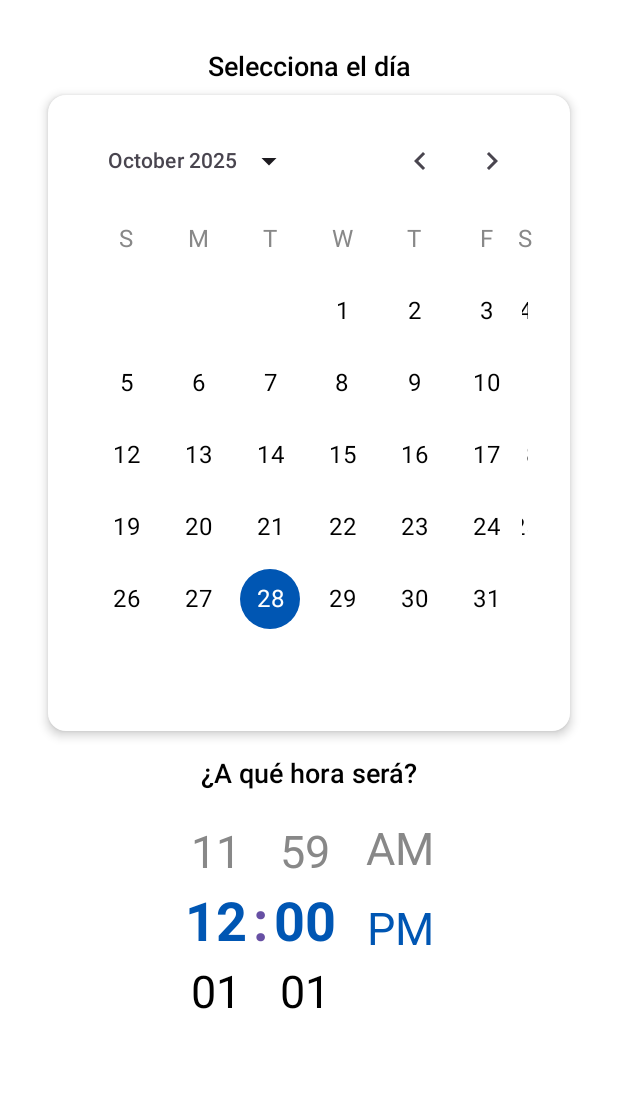
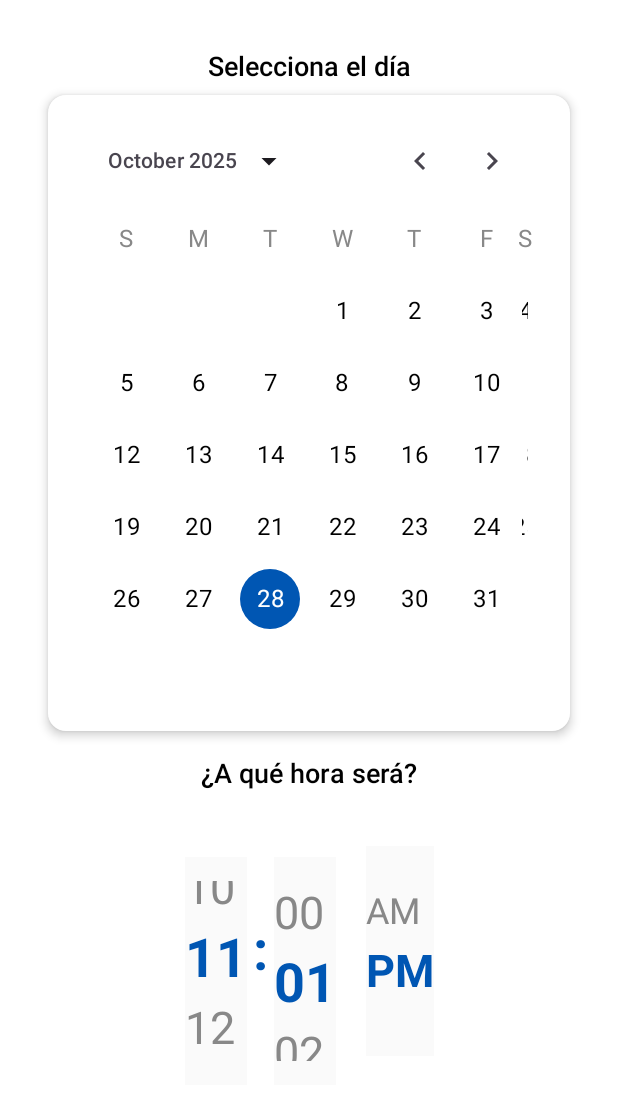
Before and after one commit to Jonat996/crew-up, an Android app built with Jetpack Compose: the @Preview function PreviewDatePlanSection, on a phone screen of 412 x 824 dp. Shown: the top 1100 px of the screen. Run offline under Robolectric (Android 15) with nearby library versions, the phone set to English and light mode, and no system bars.

```diff
--- a/app/src/main/java/com/crewup/myapplication/ui/components/plans/TimePlan.kt
+++ b/app/src/main/java/com/crewup/myapplication/ui/components/plans/TimePlan.kt
@@ -1,8 +1,10 @@
 package com.crewup.myapplication.ui.components.plans
 
 import androidx.compose.foundation.background
-import androidx.compose.foundation.clickable
 import androidx.compose.foundation.layout.*
+import androidx.compose.foundation.lazy.LazyColumn
+import androidx.compose.foundation.lazy.items
+import androidx.compose.foundation.lazy.rememberLazyListState
 import androidx.compose.material3.Text
 import androidx.compose.material3.MaterialTheme
 import androidx.compose.runtime.*
@@ -28,7 +30,7 @@ fun TimePlan(
     // 1. Estados iniciales
     var hour by remember { mutableIntStateOf(selectedTime.hour) }
     var minute by remember { mutableIntStateOf(selectedTime.minute) }
-    // Omitimos segundos como pediste, pero el patrón sería el mismo
+
     var amPm by remember { mutableStateOf(if (selectedTime.hour >= 12) AmPm.PM else AmPm.AM) }
 
     // 2. Efecto para actualizar el LocalTime cuando los estados internos cambian
@@ -61,25 +63,28 @@ fun TimePlan(
         TimeSegment(
             value = displayHour,
             onValueChange = { newH -> hour = newH },
-            label = "Horas",
+            label = "",
             range = if (is24Hour) 0..23 else 1..12,
             twoDigit = true
         )
 
         // Separador de dos puntos
-        Text(":", fontSize = 36.sp, fontWeight = FontWeight.Bold, modifier = Modifier.padding(horizontal = 4.dp), color = MaterialTheme.colorScheme.primary)
+        Text(
+            text = ":",
+            fontSize = 36.sp, fontWeight = FontWeight.Bold,
+            modifier = Modifier
+                .padding(horizontal = 4.dp),
+            color =Color(0xFF0056B3)
+        )
 
         // --- COLUMNA MINUTO ---
         TimeSegment(
             value = minute,
             onValueChange = { minute = it },
-            label = "Minutos",
+            label = "",
             range = 0..59,
             twoDigit = true
         )
-
-        // Separador de dos puntos (Omitido ya que quitamos los segundos)
-        // Si quisieras los segundos, iría aquí, seguido de la Columna Segundos.
 
         // --- COLUMNA AM/PM ---
         if (!is24Hour) {
@@ -93,6 +98,7 @@ fun TimePlan(
     }
 }
 
+
 // Componente para un segmento de hora/minuto (Simulando el spinner)
 @Composable
 fun TimeSegment(
@@ -102,67 +108,125 @@ fun TimeSegment(
     range: IntRange,
     twoDigit: Boolean
 ) {
-    // ⚠️ NOTA: Esto es una simulación visual. Un spinner real usaría LazyColumn o una librería de terceros.
-    // Aquí solo mostramos el valor central y los valores anteriores/siguientes para imitar el diseño.
+    val listState = rememberLazyListState()
+    val displayValues = range.toList()
+    var hasInitialized by remember { mutableStateOf(false) }
 
-    val displayValue = if (twoDigit) String.format("%02d", value) else value.toString()
-    val prevValue = if (value - 1 < range.first) range.last else value - 1
-    val nextValue = if (value + 1 > range.last) range.first else value + 1
+    // Centrar solo al inicio
+    LaunchedEffect(Unit) {
+        val targetIndex = displayValues.indexOf(value.coerceIn(range))
+        listState.scrollToItem(targetIndex)
+        hasInitialized = true
+    }
+
+    // Actualizar el valor solo cuando el usuario hace scroll
+    LaunchedEffect(
+        listState.firstVisibleItemIndex,
+        listState.layoutInfo.visibleItemsInfo,
+        hasInitialized
+    ) {
+        if (hasInitialized) {
+            val visibleItems = listState.layoutInfo.visibleItemsInfo
+            if (visibleItems.isNotEmpty()) {
+                val centerIndex = listState.firstVisibleItemIndex + visibleItems.size / 2
+                val adjustedIndex = centerIndex.coerceIn(displayValues.indices)
+                val newValue = displayValues[adjustedIndex]
+                if (newValue != value) {
+                    onValueChange(newValue)
+                }
+            }
+        }
+    }
 
     Column(horizontalAlignment = Alignment.CenterHorizontally) {
-        // Valor superior (desplazado)
         Text(
-            text = if (twoDigit) String.format("%02d", prevValue) else prevValue.toString(),
-            fontSize = 30.sp,
+            text = label,
+            fontSize = 16.sp,
             color = Color.Gray,
-            modifier = Modifier.padding(vertical = 4.dp)
+            modifier = Modifier.padding(bottom = 8.dp)
         )
 
-        // Valor central (seleccionado)
+        LazyColumn(
+            state = listState,
+            modifier = Modifier
+                .background(Color.LightGray.copy(alpha = 0.1f))
+                .padding(vertical = 16.dp)
+                .height(120.dp)
+        ) {
+            items(displayValues) { item ->
+                val isSelected =
+                    displayValues.indexOf(item) == (listState.firstVisibleItemIndex + listState.layoutInfo.visibleItemsInfo.size / 2).coerceIn(
+                        displayValues.indices
+                    )
                 Text(
-            text = displayValue,
-            fontSize = 36.sp,
-            fontWeight = FontWeight.Bold,
-            color = Color(0xFF0056B3),
-            modifier = Modifier
-                .padding(vertical = 4.dp)
-                .background(Color.Transparent) // Fondo transparente para enfatizar el texto
-                .clickable { /* Abre un diálogo o dispara la acción de cambio */ }
-        )
-
-        // Valor inferior (desplazado)
-        Text(
-            text = if (twoDigit) String.format("%02d", nextValue) else nextValue.toString(),
-            fontSize = 30.sp,
-            color = Color.Black,
+                    text = if (twoDigit) String.format("%02d", item) else item.toString(),
+                    fontSize = if (isSelected) 36.sp else 30.sp,
+                    fontWeight = if (isSelected) FontWeight.Bold else FontWeight.Normal,
+                    color = if (isSelected) Color(0xFF0056B3) else Color.Gray,
                     modifier = Modifier.padding(vertical = 4.dp)
                 )
             }
         }
-
+    }
+}
 // Componente para el selector AM/PM
 @Composable
-fun AmPmSegment(amPm: AmPm, onAmPmChange: (AmPm) -> Unit, modifier: Modifier) {
-    Column(modifier = modifier, horizontalAlignment = Alignment.CenterHorizontally) {
+fun AmPmSegment(
+    amPm: AmPm,
+    onAmPmChange: (AmPm) -> Unit,
+    modifier: Modifier = Modifier
+) {
+    val listState = rememberLazyListState()
+    val displayValues = listOf(AmPm.AM, AmPm.PM)
+    var hasInitialized by remember { mutableStateOf(false) }
+
+    // Centrar solo al inicio
+    LaunchedEffect(Unit) {
+        val targetIndex = displayValues.indexOf(amPm)
+        listState.scrollToItem(targetIndex)
+        hasInitialized = true
+    }
+
+    // Actualizar el valor solo cuando el usuario hace scroll
+    LaunchedEffect(listState.firstVisibleItemIndex, listState.layoutInfo.visibleItemsInfo, hasInitialized) {
+        if (hasInitialized) {
+            val visibleItems = listState.layoutInfo.visibleItemsInfo
+            if (visibleItems.isNotEmpty()) {
+                val centerIndex = listState.firstVisibleItemIndex + visibleItems.size / 2
+                val adjustedIndex = centerIndex.coerceIn(displayValues.indices)
+                val newValue = displayValues[adjustedIndex]
+                if (newValue != amPm) {
+                    onAmPmChange(newValue)
+                }
+            }
+        }
+    }
+
+    Column(
+        modifier = modifier,
+        horizontalAlignment = Alignment.CenterHorizontally
+    ) {
+        LazyColumn(
+            state = listState,
+            modifier = Modifier
+                .background(Color.LightGray.copy(alpha = 0.1f))
+                .padding(vertical = 26.dp)
+                .height(100.dp)
+        ) {
+            items(displayValues) { item ->
+                val isSelected = displayValues.indexOf(item) == (listState.firstVisibleItemIndex + listState.layoutInfo.visibleItemsInfo.size / 2).coerceIn(displayValues.indices)
                 Text(
-            text = AmPm.AM.name,
-            fontSize = 30.sp,
-            color = if (amPm == AmPm.AM) MaterialTheme.colorScheme.primary else Color.Gray,
-            modifier = Modifier
-                .padding(vertical = 4.dp)
-                .clickable { onAmPmChange(AmPm.AM) }
-        )
-        Spacer(Modifier.height(10.dp)) // Espaciador central
-        Text(
-            text = AmPm.PM.name,
-            fontSize = 30.sp,
-            color = if (amPm == AmPm.PM) Color(0xFF0056B3) else Color.Gray,
-            modifier = Modifier
-                .padding(vertical = 4.dp)
-                .clickable { onAmPmChange(AmPm.PM) }
+                    text = item.name,
+                    fontSize = if (isSelected) 30.sp else 24.sp,
+                    fontWeight = if (isSelected) FontWeight.Bold else FontWeight.Normal,
+                    color = if (isSelected) Color(0xFF0056B3) else Color.Gray,
+                    modifier = Modifier.padding(vertical = 4.dp)
                 )
             }
         }
+    }
+}
+
 
 @Preview(showBackground = true)
 @Composable
--- a/app/src/main/java/com/crewup/myapplication/ui/components/sections/plans/DatePlanSection.kt
+++ b/app/src/main/java/com/crewup/myapplication/ui/components/sections/plans/DatePlanSection.kt
@@ -10,6 +10,7 @@ import androidx.compose.foundation.layout.widthIn
 import androidx.compose.foundation.shape.RoundedCornerShape
 import androidx.compose.material3.Button
 import androidx.compose.material3.ButtonDefaults
+import androidx.compose.material3.Divider
 import androidx.compose.material3.ExperimentalMaterial3Api
 import androidx.compose.material3.Text
 import androidx.compose.runtime.Composable
```
Lines whose indentation alone changed are shown as unchanged.
